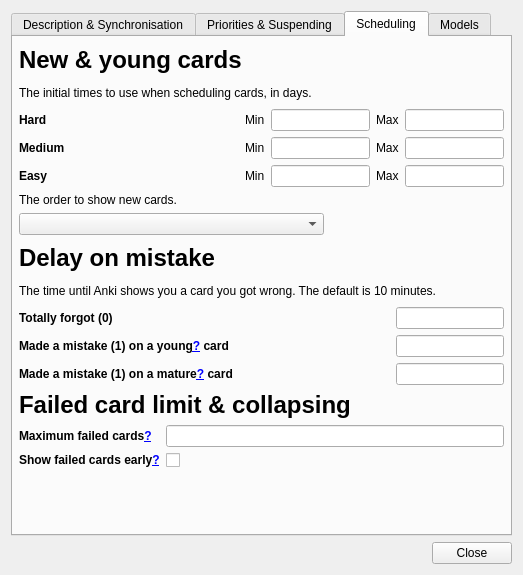
This is designer/deckproperties.ui in ludiosarchive/anki as Qt 5 draws it before an edit. The edited form follows.
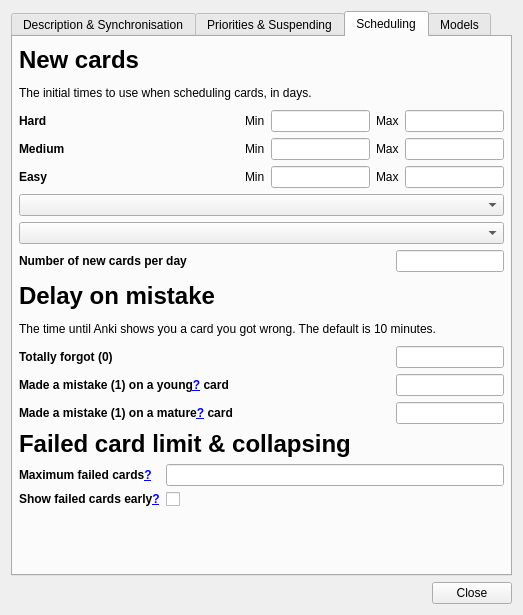
This is the edited form. The open tabs and pages were chosen to show the change.

The edit to the form file:
```diff
--- a/designer/deckproperties.ui
+++ b/designer/deckproperties.ui
@@ -9,13 +9,13 @@
     <x>0</x>
     <y>0</y>
     <width>523</width>
-    <height>575</height>
+    <height>615</height>
    </rect>
   </property>
   <property name="windowTitle" >
    <string>Edit deck properties</string>
   </property>
-  <layout class="QVBoxLayout" >
+  <layout class="QVBoxLayout" name="verticalLayout" >
    <item>
     <widget class="QTabWidget" name="qtabwidget" >
      <property name="currentIndex" >
@@ -191,7 +191,7 @@
         <x>0</x>
         <y>0</y>
         <width>501</width>
-        <height>493</height>
+        <height>533</height>
        </rect>
       </property>
       <attribute name="title" >
@@ -213,7 +213,7 @@
           </sizepolicy>
          </property>
          <property name="text" >
-          <string>&lt;h1>New &amp; young cards&lt;/h1>The initial times to use when scheduling cards, in days.</string>
+          <string>&lt;h1>New cards&lt;/h1>The initial times to use when scheduling cards, in days.</string>
          </property>
          <property name="wordWrap" >
           <bool>true</bool>
@@ -317,34 +317,52 @@
          </item>
         </layout>
        </item>
-       <item>
-        <widget class="QLabel" name="label_11" >
-         <property name="text" >
-          <string>The order to show new cards.</string>
-         </property>
-        </widget>
-       </item>
        <item>
         <layout class="QHBoxLayout" >
          <item>
           <widget class="QComboBox" name="newCardOrder" />
          </item>
+        </layout>
+       </item>
+       <item>
+        <layout class="QHBoxLayout" name="horizontalLayout_2" >
          <item>
-          <spacer>
+          <widget class="QComboBox" name="newCardScheduling" />
+         </item>
+        </layout>
+       </item>
+       <item>
+        <layout class="QHBoxLayout" name="horizontalLayout" >
+         <item>
+          <widget class="QLabel" name="label_11" >
+           <property name="text" >
+            <string>&lt;b>Number of new cards per day</string>
+           </property>
+          </widget>
+         </item>
+         <item>
+          <spacer name="horizontalSpacer_2" >
            <property name="orientation" >
             <enum>Qt::Horizontal</enum>
            </property>
-           <property name="sizeType" >
-            <enum>QSizePolicy::Fixed</enum>
-           </property>
            <property name="sizeHint" stdset="0" >
             <size>
-             <width>180</width>
+             <width>40</width>
              <height>20</height>
             </size>
            </property>
           </spacer>
          </item>
+         <item>
+          <widget class="QLineEdit" name="newCardsPerDay" >
+           <property name="sizePolicy" >
+            <sizepolicy vsizetype="Fixed" hsizetype="Fixed" >
+             <horstretch>0</horstretch>
+             <verstretch>0</verstretch>
+            </sizepolicy>
+           </property>
+          </widget>
+         </item>
         </layout>
        </item>
        <item>
```
Left out of the diff: 13 changed lines with no effect on the pictures.
